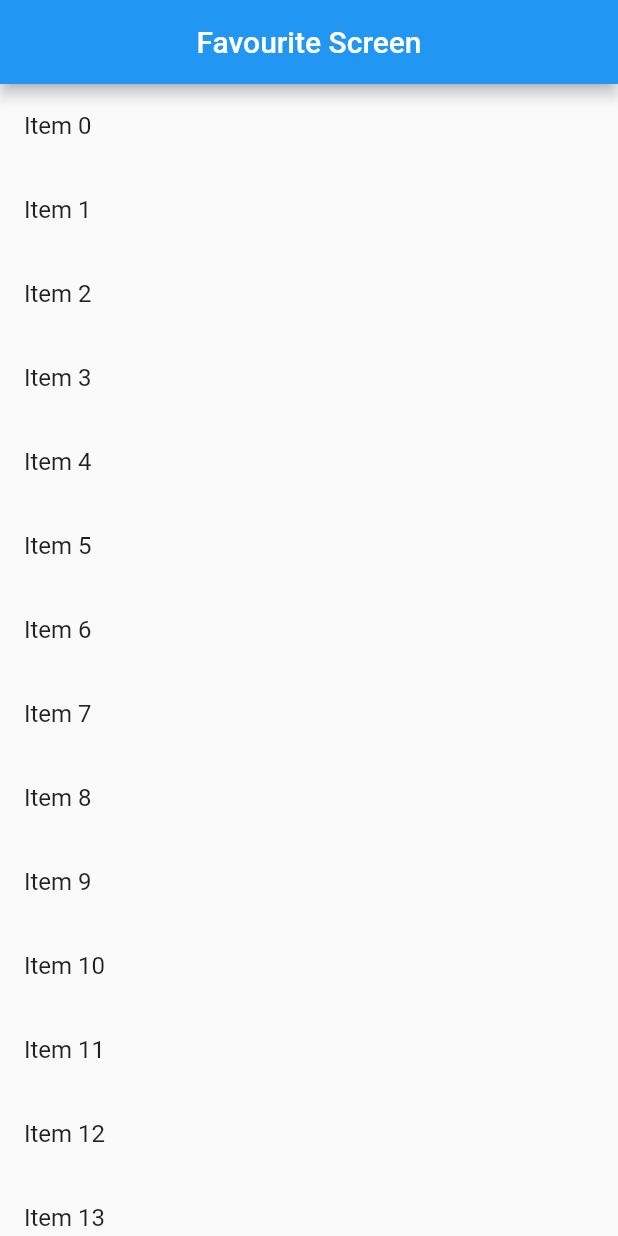
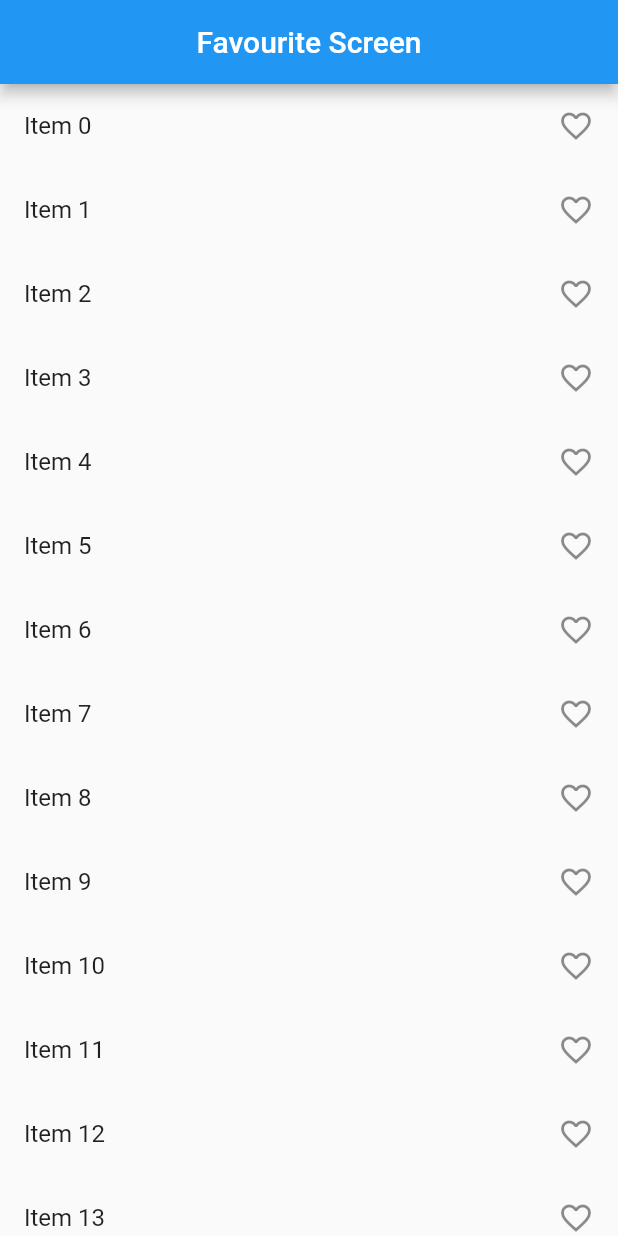
Before and after one commit to abuniaz/flutter_provider, a Flutter app: the screen it shows after launch, on a phone screen of 412 x 824 dp. Run offline on Flutter 3.47's test engine with Material 2 defaults, Android fonts, the phone set to English and light mode, and no system bars; statements that could not run were skipped.

Commit message:
Update favourite_screen.dart

```diff
--- a/lib/screen/favourite/favourite_screen.dart
+++ b/lib/screen/favourite/favourite_screen.dart
@@ -22,7 +22,9 @@ class _FavouriteScreenState extends State<FavouriteScreen> {
               itemCount: 100,
               itemBuilder: ((context, index) {
                 return ListTile(
+                  onTap: () {},
                   title: Text('Item ' + index.toString()),
+                  trailing: const Icon(Icons.favorite_border_outlined),
                 );
               }),
             ),
```
